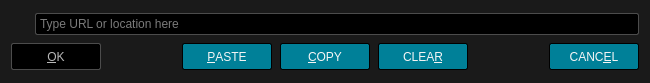
The window that src/ui/locationdialog.ui (u8sand/Baka-MPlayer) describes before a commit, drawn with Qt 5.
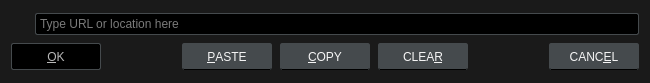
The same window after the commit. Icons and pictures are not drawn.

```diff
--- a/src/ui/locationdialog.ui
+++ b/src/ui/locationdialog.ui
@@ -24,7 +24,7 @@
 
 QLineEdit {
 	background: black;
-	border: 1px solid #4C4C4C;
+	border: 1px solid #454A4D;
 	border-radius: 2px;
 	padding: 2px;
 }
@@ -35,13 +35,14 @@
 /* QPushButton */
 
 QPushButton {
-    background: #008098;
+	background: #454A4D;
+	border: 1px solid #454A4D;
+	border-bottom: 1px solid black;
+	border-radius: 2px;
 	color: whitesmoke;
-	border: 1px solid black;
-	border-radius: 2px;
-	padding: 4px 6px;
-    min-width: 76px;
+	min-width: 76px;
 	min-height: 17px;
+	padding: 4px 6px;
 }
 QPushButton:focus {
 	border: 1px solid whitesmoke;
@@ -52,8 +53,8 @@
 }
 QPushButton:disabled {
 	background: black;
-	border: 1px solid #4C4C4C;
-    color: #B8B8B8;
+	border: 1px solid #454A4D;
+	color: #B8B8B8;
 }</string>
   </property>
   <layout class="QVBoxLayout" name="verticalLayout">
```
Left out of the diff: 4 changed lines with no effect on the pictures.
